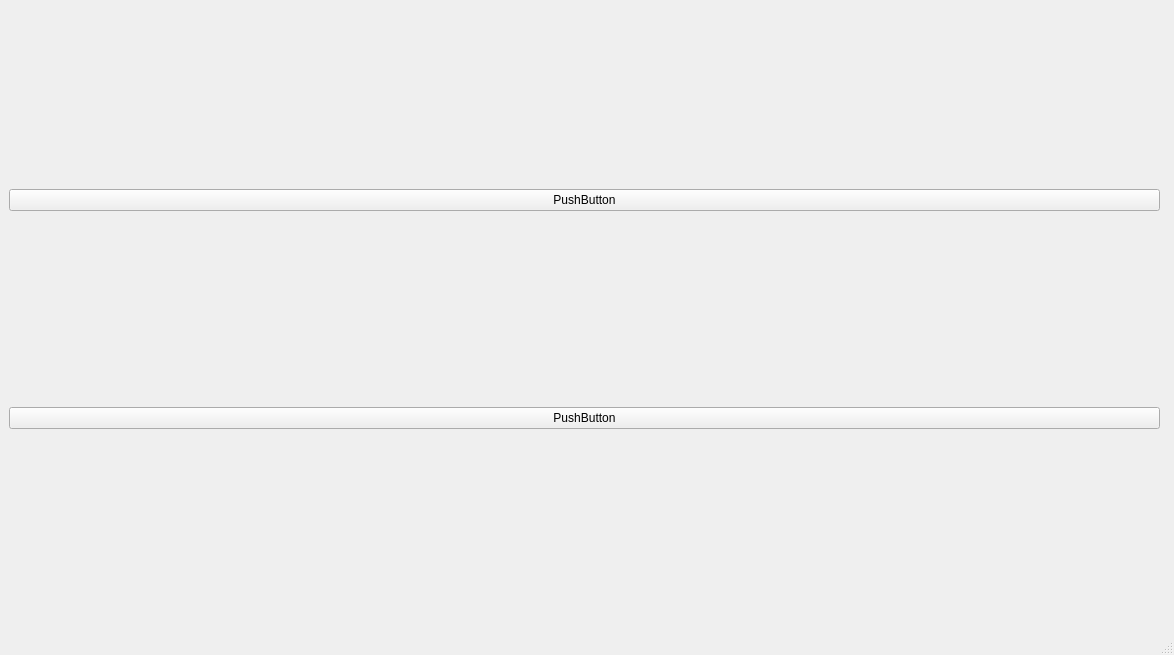
The window that gui/Version1/frechet/mainwindow.ui (awildturtok/frechet-leash-ws16) describes before a commit, drawn with Qt 5.
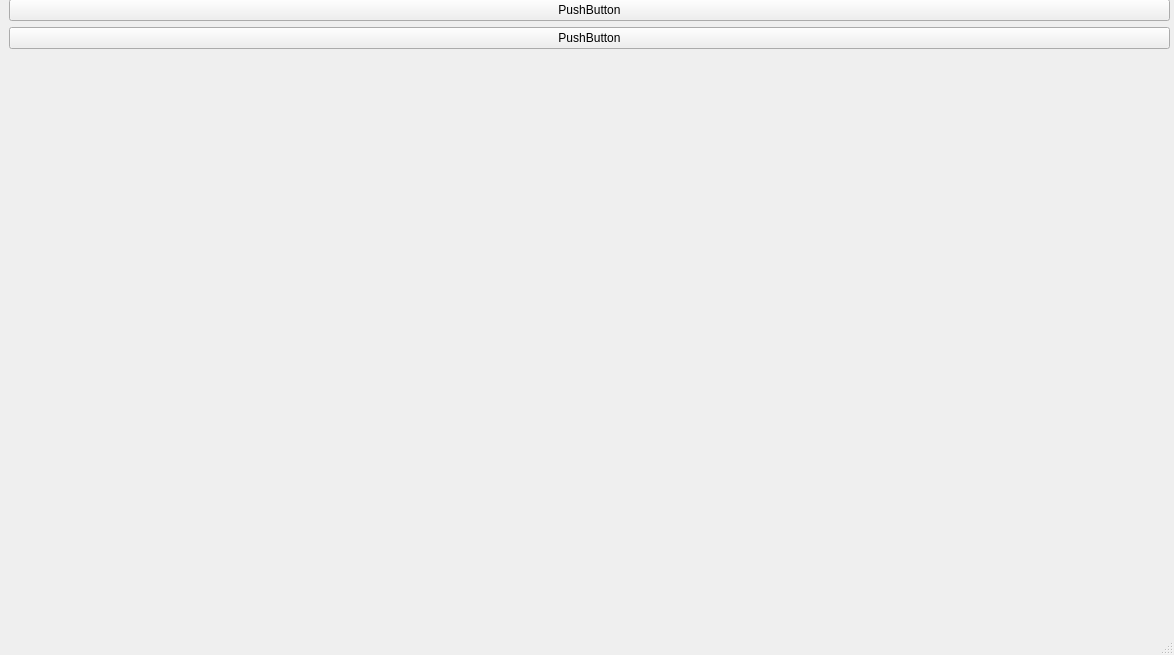
The same window after the commit.

Diff of the .ui file:
```diff
--- a/gui/Version1/frechet/mainwindow.ui
+++ b/gui/Version1/frechet/mainwindow.ui
@@ -19,19 +19,22 @@
      <rect>
       <x>9</x>
       <y>-1</y>
-      <width>1151</width>
+      <width>1161</width>
       <height>621</height>
      </rect>
     </property>
-    <layout class="QGridLayout" name="gridLayout">
-     <item row="0" column="1">
+    <layout class="QVBoxLayout" name="verticalLayout">
+     <property name="sizeConstraint">
+      <enum>QLayout::SetMaximumSize</enum>
+     </property>
+     <item>
       <widget class="QPushButton" name="pushButton">
        <property name="text">
         <string>PushButton</string>
        </property>
       </widget>
      </item>
-     <item row="1" column="1">
+     <item>
       <widget class="QPushButton" name="pushButton_2">
        <property name="text">
         <string>PushButton</string>
```
